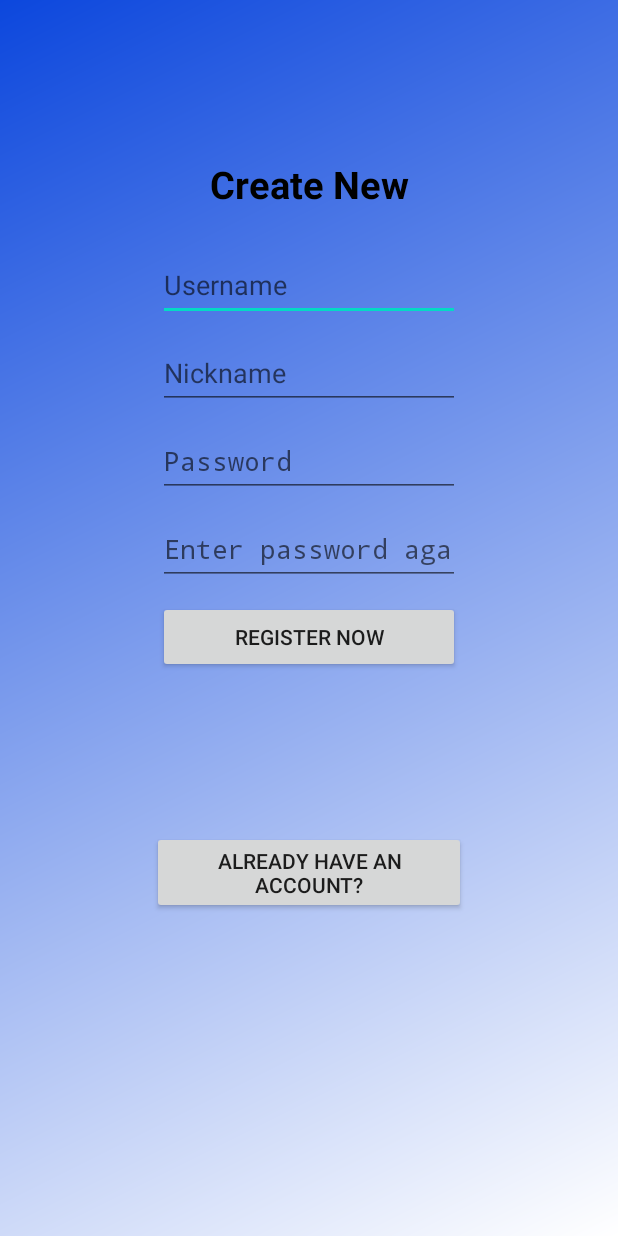
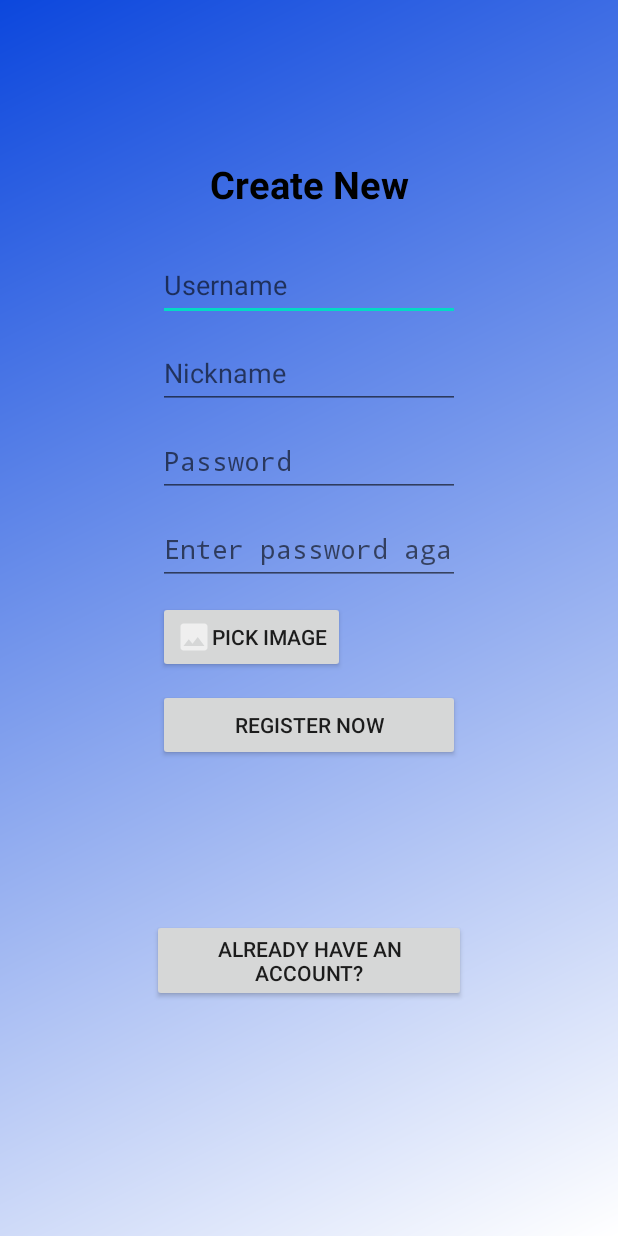
Before and after one commit to hodamarr/ChatApp_Android, an Android app: the screen it shows after launch (Register), after a tap on "NEW ON CHATAPP?", on a phone screen of 412 x 824 dp. Run offline under Robolectric (Android 15) with nearby library versions, the phone set to English and light mode, and no system bars.

Commit message:
add imagePicker

```diff
--- a/app/src/main/java/com/example/chatapp/activities/MainActivity.java
+++ b/app/src/main/java/com/example/chatapp/activities/MainActivity.java
@@ -9,11 +9,13 @@ import androidx.appcompat.app.AppCompatActivity;
 
 import com.example.chatapp.R;
 import com.example.chatapp.databinding.ActivityMainBinding;
+import com.example.chatapp.objects.LoggedInUsr;
 
 
 public class MainActivity extends AppCompatActivity {
     /// for navigation
     private ActivityMainBinding binding;
+    private LoggedInUsr usr;
 
 
     //// USE LOG.I for info and debug
@@ -26,14 +28,13 @@ public class MainActivity extends AppCompatActivity {
 
         EditText username = findViewById(R.id.etLoginUsername);
         EditText password = findViewById(R.id.etLoginPassword);
-//        EditText server = findViewById(R.id.etLo);
 
         /// log in button button (On click Logic)
         Button btnLogin = findViewById(R.id.btnLogin);
         //Validation
         binding.btnLogin.setOnClickListener(v -> {
             Intent i = new Intent(this, Chats.class);
-            //save in settings db the connected user.
+            usr = LoggedInUsr.create(username.getText().toString());
             startActivity(i);
         });
 
--- a/app/src/main/java/com/example/chatapp/activities/Register.java
+++ b/app/src/main/java/com/example/chatapp/activities/Register.java
@@ -2,15 +2,19 @@ package com.example.chatapp.activities;
 
 import android.content.Intent;
 import android.os.Bundle;
+import android.widget.Button;
 import android.widget.EditText;
 
 import androidx.appcompat.app.AppCompatActivity;
 
 import com.example.chatapp.R;
 import com.example.chatapp.databinding.ActivityRegisterBinding;
+import com.example.chatapp.objects.LoggedInUsr;
 
 public class Register extends AppCompatActivity {
     private ActivityRegisterBinding binding;
+    private LoggedInUsr usr;
+
 
     @Override
     protected void onCreate(Bundle savedInstanceState) {
@@ -22,17 +26,28 @@ public class Register extends AppCompatActivity {
         EditText pass = findViewById(R.id.etRegisterPassword);
         EditText server = findViewById(R.id.etRegisterPassValid);
 
+        //regist button
         binding.btnRegsiterNow.setOnClickListener(v -> {
-                //Validation
-                //Registration
-                Intent i = new Intent(this, Chats.class);
-                //save in settings db the connected user.
-                startActivity(i);
+            //Validation
+            //Registration
+            Intent i = new Intent(this, Chats.class);
+            usr = LoggedInUsr.create(name.getText().toString());
+            startActivity(i);
         });
 
+        //login button
         binding.btnRegisterLogin.setOnClickListener(v -> {
             Intent iMainActivity = new Intent(this, MainActivity.class);
             startActivity(iMainActivity);
+        });
+
+        //image picker
+        Button imagePicker = findViewById(R.id.image_picker);
+        imagePicker.setOnClickListener(v -> {
+            // Launches photo picker in single-select mode.
+            // This means that the user can select one photo or video.
+//            Intent intent = new Intent(MediaStore.ACTION_PICK_IMAGES);
+//            startActivityForResult(intent, PHOTO_PICKER_REQUEST_CODE);
         });
     }
 
--- /dev/null
+++ b/app/src/main/res/drawable-anydpi/ic_image.xml
@@ -0,0 +1,11 @@
+<vector xmlns:android="http://schemas.android.com/apk/res/android"
+    android:width="24dp"
+    android:height="24dp"
+    android:viewportWidth="24"
+    android:viewportHeight="24"
+    android:tint="#333333"
+    android:alpha="0.6">
+  <path
+      android:fillColor="@android:color/white"
+      android:pathData="M21,19V5c0,-1.1 -0.9,-2 -2,-2H5c-1.1,0 -2,0.9 -2,2v14c0,1.1 0.9,2 2,2h14c1.1,0 2,-0.9 2,-2zM8.5,13.5l2.5,3.01L14.5,12l4.5,6H5l3.5,-4.5z"/>
+</vector>
--- a/app/src/main/res/layout/activity_register.xml
+++ b/app/src/main/res/layout/activity_register.xml
@@ -73,6 +73,17 @@
         android:layout_margin="5dp"
         android:importantForAutofill="no" />
 
+    <Button
+        android:id="@+id/image_picker"
+        android:layout_width="wrap_content"
+        android:layout_height="wrap_content"
+        android:layout_margin="5dp"
+        android:text="pick image"
+        android:drawableLeft="@drawable/ic_image"
+        android:drawableTint="@color/white"
+
+        />
+
 
 
     <Button
@@ -81,6 +92,7 @@
         android:layout_height="wrap_content"
         android:layout_margin="5dp"
         android:text="@string/register_now"
+
         />
 
     <LinearLayout
```
Also changed, not shown: app/src/main/java/com/example/chatapp/activities/Chat.java (+8 -5 lines), app/src/main/java/com/example/chatapp/activities/Chats.java (+9 -3 lines), app/src/main/java/com/example/chatapp/activities/Settings.java (+6 -2 lines), app/src/main/java/com/example/chatapp/objects/LoggedInUsr.java (+13 -9 lines), app/src/main/res/layout/activity_chats.xml (+5 -2 lines), app/src/main/res/drawable-hdpi/ic_image.png (added), app/src/main/res/drawable-mdpi/ic_image.png (added), app/src/main/res/drawable-xhdpi/ic_image.png (added), app/src/main/res/drawable-xxhdpi/ic_image.png (added).
